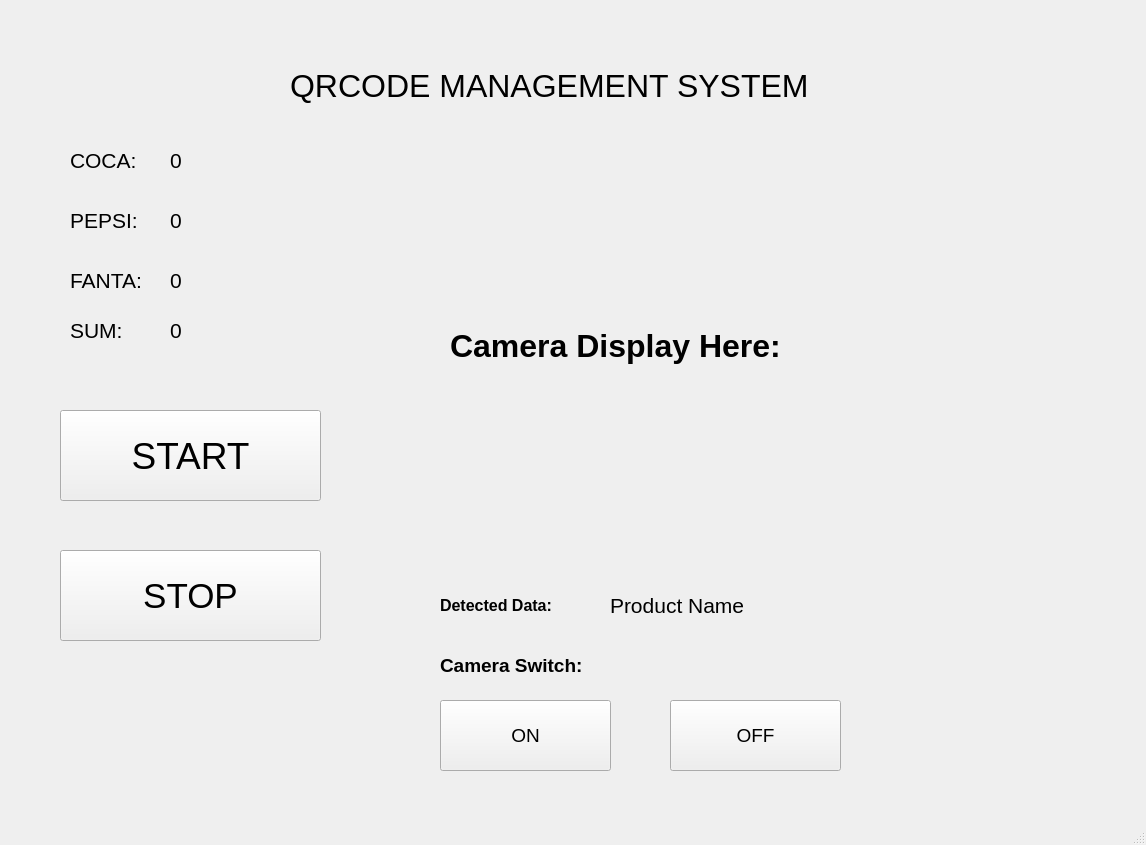
First picture: the form in qrcodeapp1.ui, repository minhtruong92030/QrCodeReading, before the edit.
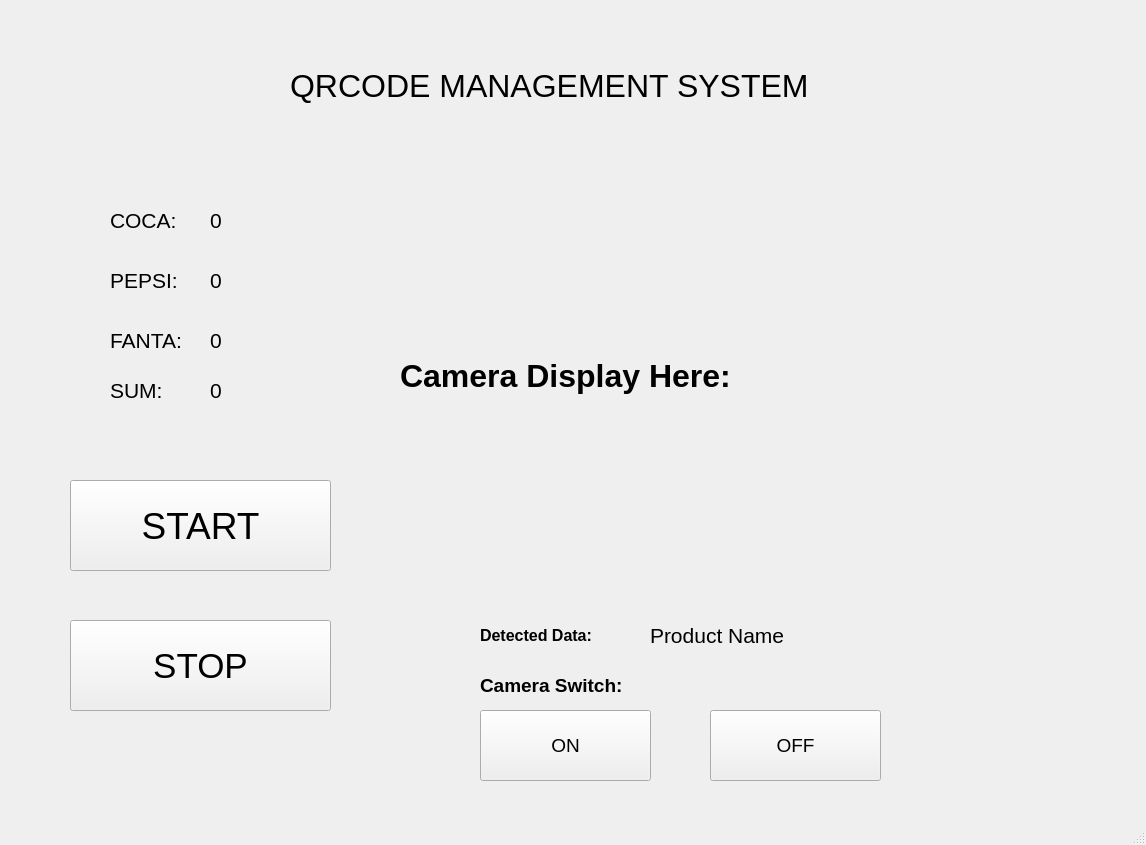
Second picture: the form after the edit.

Patch:
```diff
--- a/qrcodeapp1.ui
+++ b/qrcodeapp1.ui
@@ -35,8 +35,8 @@
    <widget class="QLabel" name="RegPepsi">
     <property name="geometry">
      <rect>
-      <x>70</x>
-      <y>200</y>
+      <x>110</x>
+      <y>260</y>
       <width>91</width>
       <height>41</height>
      </rect>
@@ -53,25 +53,7 @@
    <widget class="QLabel" name="RegValuePepsi">
     <property name="geometry">
      <rect>
-      <x>170</x>
-      <y>210</y>
-      <width>61</width>
-      <height>21</height>
-     </rect>
-    </property>
-    <property name="font">
-     <font>
-      <pointsize>16</pointsize>
-     </font>
-    </property>
-    <property name="text">
-     <string>0</string>
-    </property>
-   </widget>
-   <widget class="QLabel" name="RegValueFanta">
-    <property name="geometry">
-     <rect>
-      <x>170</x>
+      <x>210</x>
       <y>270</y>
       <width>61</width>
       <height>21</height>
@@ -86,11 +68,29 @@
      <string>0</string>
     </property>
    </widget>
+   <widget class="QLabel" name="RegValueFanta">
+    <property name="geometry">
+     <rect>
+      <x>210</x>
+      <y>330</y>
+      <width>61</width>
+      <height>21</height>
+     </rect>
+    </property>
+    <property name="font">
+     <font>
+      <pointsize>16</pointsize>
+     </font>
+    </property>
+    <property name="text">
+     <string>0</string>
+    </property>
+   </widget>
    <widget class="QLabel" name="RegFanta">
     <property name="geometry">
      <rect>
-      <x>70</x>
-      <y>260</y>
+      <x>110</x>
+      <y>320</y>
       <width>91</width>
       <height>41</height>
      </rect>
@@ -107,8 +107,8 @@
    <widget class="QLabel" name="RegValueCoca">
     <property name="geometry">
      <rect>
-      <x>170</x>
-      <y>150</y>
+      <x>210</x>
+      <y>210</y>
       <width>61</width>
       <height>21</height>
      </rect>
@@ -125,8 +125,8 @@
    <widget class="QLabel" name="RegCoca">
     <property name="geometry">
      <rect>
-      <x>70</x>
-      <y>140</y>
+      <x>110</x>
+      <y>200</y>
       <width>81</width>
       <height>41</height>
      </rect>
@@ -143,8 +143,8 @@
    <widget class="QLabel" name="RegValueSum">
     <property name="geometry">
      <rect>
-      <x>170</x>
-      <y>320</y>
+      <x>210</x>
+      <y>380</y>
       <width>61</width>
       <height>21</height>
      </rect>
@@ -161,8 +161,8 @@
    <widget class="QLabel" name="RegCoca_2">
     <property name="geometry">
      <rect>
-      <x>70</x>
-      <y>310</y>
+      <x>110</x>
+      <y>370</y>
       <width>81</width>
       <height>41</height>
      </rect>
@@ -179,8 +179,8 @@
    <widget class="QPushButton" name="StartButton">
     <property name="geometry">
      <rect>
-      <x>60</x>
-      <y>410</y>
+      <x>70</x>
+      <y>480</y>
       <width>261</width>
       <height>91</height>
      </rect>
@@ -197,8 +197,8 @@
    <widget class="QPushButton" name="StopButton">
     <property name="geometry">
      <rect>
-      <x>60</x>
-      <y>550</y>
+      <x>70</x>
+      <y>620</y>
       <width>261</width>
       <height>91</height>
      </rect>
@@ -221,10 +221,10 @@
    <widget class="QLabel" name="CameraDisplay">
     <property name="geometry">
      <rect>
-      <x>450</x>
+      <x>400</x>
       <y>140</y>
-      <width>551</width>
-      <height>411</height>
+      <width>691</width>
+      <height>471</height>
      </rect>
     </property>
     <property name="font">
@@ -241,8 +241,8 @@
    <widget class="QLabel" name="label">
     <property name="geometry">
      <rect>
-      <x>440</x>
-      <y>650</y>
+      <x>480</x>
+      <y>670</y>
       <width>231</width>
       <height>31</height>
      </rect>
@@ -261,8 +261,8 @@
    <widget class="QPushButton" name="OnCamButton">
     <property name="geometry">
      <rect>
-      <x>440</x>
-      <y>700</y>
+      <x>480</x>
+      <y>710</y>
       <width>171</width>
       <height>71</height>
      </rect>
@@ -279,8 +279,8 @@
    <widget class="QPushButton" name="OffCamButton">
     <property name="geometry">
      <rect>
-      <x>670</x>
-      <y>700</y>
+      <x>710</x>
+      <y>710</y>
       <width>171</width>
       <height>71</height>
      </rect>
@@ -297,8 +297,8 @@
    <widget class="QLabel" name="label_2">
     <property name="geometry">
      <rect>
-      <x>440</x>
-      <y>570</y>
+      <x>480</x>
+      <y>600</y>
       <width>201</width>
       <height>71</height>
      </rect>
@@ -317,8 +317,8 @@
    <widget class="QLabel" name="DetectedData">
     <property name="geometry">
      <rect>
-      <x>610</x>
-      <y>590</y>
+      <x>650</x>
+      <y>620</y>
       <width>201</width>
       <height>31</height>
      </rect>
```
